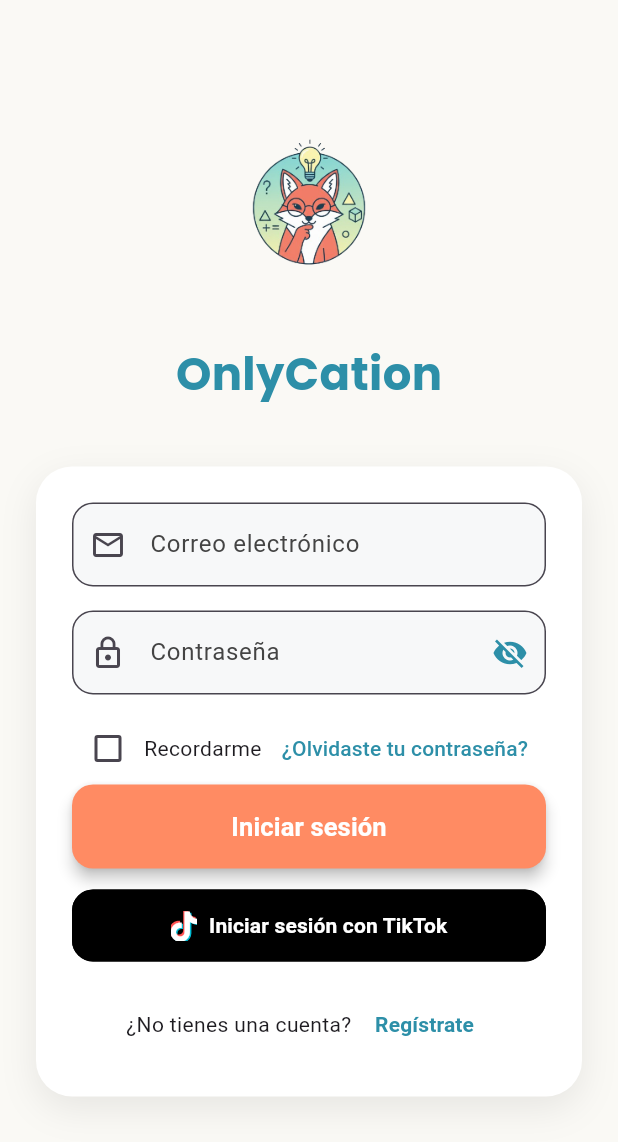
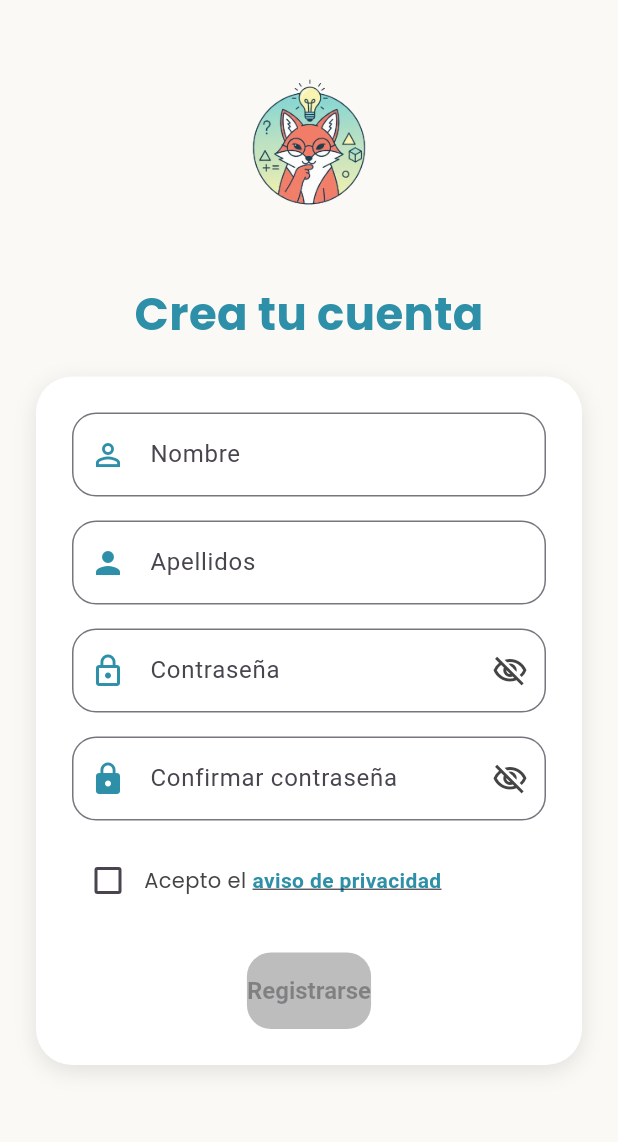
Before and after one commit to alexander1939/OnlycationApp, a Flutter app: the screen it shows after launch, after a tap on "Regístrate", on a phone screen of 412 x 824 dp. Shown: the top 1142 px of the screen. Run offline on Flutter 3.47's test engine with Material 3 defaults, Android fonts, the light colour scheme and no system bars; our stand-ins replace dio, google_fonts, shared_preferences.

Commit message:
feat: Diseño pagina de registro de usuario

```diff
--- /dev/null
+++ b/devtools_options.yaml
@@ -0,0 +1,3 @@
+description: This file stores settings for Dart & Flutter DevTools.
+documentation: https://docs.flutter.dev/tools/devtools/extensions#configure-extension-enablement-states
+extensions:
--- a/lib/main.dart
+++ b/lib/main.dart
@@ -5,10 +5,11 @@
 
 import 'core/theme/app_theme.dart';
 import 'core/constants/app_constants.dart';
-import 'presentation/screens/auth/login_screen.dart';
 import 'data/repositories/auth_repository_impl.dart';
 import 'domain/repositories/auth_repository.dart';
 import 'presentation/viewmodels/auth/login_viewmodel.dart';
+import 'routes/app_router.dart';
+import 'routes/route_names.dart';
 
 void main() async {
   WidgetsFlutterBinding.ensureInitialized();
@@ -81,7 +82,8 @@
         theme: AppTheme.lightTheme,
         darkTheme: AppTheme.darkTheme,
         themeMode: ThemeMode.system,
-        home: const LoginScreen(),
+        onGenerateRoute: AppRouter.generateRoute,
+        initialRoute: AppRouteNames.login,
       ),
     );
   }
--- a/lib/presentation/screens/auth/login_screen.dart
+++ b/lib/presentation/screens/auth/login_screen.dart
@@ -1,6 +1,5 @@
 import 'package:flutter/material.dart';
 import 'package:provider/provider.dart';
-import 'package:font_awesome_flutter/font_awesome_flutter.dart';
 import 'package:google_fonts/google_fonts.dart';
 import '../../../routes/route_names.dart';
 import '../../../core/utils/validators.dart';
@@ -107,6 +106,14 @@
                                       color: Color(0xFF2D8FA8), width: 2),
                                 ),
                               ),
+                              style: TextStyle(
+                                color: viewModel.emailController.text.isEmpty
+                                    ? Colors.grey
+                                    : Colors.black,
+                              ),
+                              onChanged: (value) {
+                                setState(() {}); // Esto hace que se reconstruya el TextFormField y cambie el color
+                              },
                               validator: Validators.validateEmail,
                             ),
                             const SizedBox(height: 16),
@@ -147,6 +154,14 @@
                                       color: Color(0xFF2D8FA8), width: 2),
                                 ),
                               ),
+                              style: TextStyle(
+                                color: viewModel.passwordController.text.isEmpty
+                                    ? Colors.grey
+                                    : Colors.black,
+                              ),
+                              onChanged: (value) {
+                                setState(() {}); // Esto hace que se reconstruya el TextFormField y cambie el color
+                              },
                               validator: Validators.validatePassword,
                             ),
                             const SizedBox(height: 12),
@@ -162,9 +177,15 @@
                                       onChanged: viewModel.toggleRememberMe,
                                       activeColor: const Color(0xFF8ED4BE),
                                     ),
-                                    const Text('Recordarme'),
-                                  ],
-                                ),
+                                    const Text('Recordarme',
+                                    style: TextStyle(
+                                      color: Color(0xFF444444),
+                                      fontSize: 14,
+                                      fontWeight: FontWeight.w600,
+                                    ),
+                                  ),
+                                ],
+                              ),
                                 TextButton(
                                   onPressed: () {
                                     // TODO: Navegar a recuperación
@@ -230,38 +251,14 @@
 
                             const SizedBox(height: 14),
 
-                            // Botón TikTok mejorado
+                            // Botón TikTok
                             OutlinedButton.icon(
                               onPressed: viewModel.isLoading
                                   ? null
                                   : () {
                                       // TODO: Implementar TikTok OAuth
                                     },
-                              icon: Stack(
-                                children: const [
-                                  Positioned(
-                                      left: 1,
-                                      top: 1,
-                                      child: FaIcon(
-                                        FontAwesomeIcons.tiktok,
-                                        color: Colors.cyan,
-                                        size: 20,
-                                      )),
-                                  Positioned(
-                                      right: 1,
-                                      bottom: 1,
-                                      child: FaIcon(
-                                        FontAwesomeIcons.tiktok,
-                                        color: Colors.redAccent,
-                                        size: 20,
-                                      )),
-                                  FaIcon(
-                                    FontAwesomeIcons.tiktok,
-                                    color: Colors.white,
-                                    size: 20,
-                                  ),
-                                ],
-                              ),
+                              icon: const Icon(Icons.music_note, color: Colors.white, size: 20),
                               label: const Text(
                                 'Iniciar sesión con TikTok',
                                 style: TextStyle(
@@ -287,10 +284,17 @@
                             Row(
                               mainAxisAlignment: MainAxisAlignment.center,
                               children: [
-                                const Text('¿No tienes una cuenta? '),
+                                const Text('¿No tienes una cuenta? ',
+                                style: TextStyle(
+                                  color: Color(0xFF444444),
+                                  fontSize: 14,
+                                  fontWeight: FontWeight.w600,
+                                ),
+                              ),
                                 TextButton(
                                   onPressed: () {
-                                    // TODO: Ir a registro
+                                    Navigator.pushNamed(
+                                        context, AppRouteNames.register);
                                   },
                                   child: const Text(
                                     'Regístrate',
--- /dev/null
+++ b/lib/presentation/screens/auth/register_screen.dart
@@ -0,0 +1,301 @@
+import 'package:flutter/material.dart';
+import 'package:google_fonts/google_fonts.dart';
+import 'package:flutter/services.dart';
+
+class RegisterScreen extends StatefulWidget {
+  const RegisterScreen({super.key});
+
+  @override
+  State<RegisterScreen> createState() => _RegisterScreenState();
+}
+
+class _RegisterScreenState extends State<RegisterScreen> {
+  final _formKey = GlobalKey<FormState>();
+  final _nombreController = TextEditingController();
+  final _apellidosController = TextEditingController();
+  final _passwordController = TextEditingController();
+  final _confirmPasswordController = TextEditingController();
+
+  bool _obscurePassword = true;
+  bool _obscureConfirm = true;
+  bool _acceptedPrivacy = false;
+
+  // Validador de contraseña
+  bool _validatePassword(String value) {
+    final hasUppercase = value.contains(RegExp(r'[A-Z]'));
+    final hasSpecial = value.contains(RegExp(r'[!@#\$&*~%^+=?¿.,;:_-]'));
+    final hasMinLength = value.length >= 8;
+    return hasUppercase && hasSpecial && hasMinLength;
+  }
+
+  @override
+  Widget build(BuildContext context) {
+    final size = MediaQuery.of(context).size;
+
+    return Scaffold(
+      backgroundColor: const Color(0xFFFAF9F5),
+      body: Container(
+        width: double.infinity,
+        height: size.height,
+        color: const Color(0xFFFAF9F5),
+        child: SafeArea(
+          child: SingleChildScrollView(
+            physics: const BouncingScrollPhysics(),
+            padding: const EdgeInsets.symmetric(horizontal: 24, vertical: 24),
+            child: Column(
+              crossAxisAlignment: CrossAxisAlignment.stretch,
+              children: [
+                // --- Logo y título ---
+                Column(
+                  children: [
+                    ClipRRect(
+                      borderRadius: BorderRadius.circular(120),
+                      child: Image.asset(
+                        'assets/images/logo.png',
+                        height: 140,
+                        fit: BoxFit.contain,
+                        errorBuilder: (context, error, stackTrace) =>
+                            const FlutterLogo(size: 140),
+                      ),
+                    ),
+                    const SizedBox(height: 24),
+                    Text(
+                      'Crea tu cuenta',
+                      style: GoogleFonts.poppins(
+                        color: const Color(0xFF2D8FA8),
+                        fontSize: 30,
+                        fontWeight: FontWeight.w700,
+                      ),
+                    ),
+                    const SizedBox(height: 20),
+                  ],
+                ),
+
+                // --- Formulario ---
+                Container(
+                  padding: const EdgeInsets.all(24),
+                  decoration: BoxDecoration(
+                    color: Colors.white,
+                    borderRadius: BorderRadius.circular(24),
+                    boxShadow: [
+                      BoxShadow(
+                        color: Colors.black.withOpacity(0.1),
+                        blurRadius: 12,
+                        offset: const Offset(0, 4),
+                      ),
+                    ],
+                  ),
+                  child: Form(
+                    key: _formKey,
+                    child: Column(
+                      children: [
+                        // Nombre
+                        TextFormField(
+                          controller: _nombreController,
+                          decoration: InputDecoration(
+                            prefixIcon: const Icon(Icons.person_outline,
+                                color: Color(0xFF2D8FA8)),
+                            labelText: 'Nombre',
+                            border: OutlineInputBorder(
+                              borderRadius: BorderRadius.circular(16),
+                            ),
+                          ),
+                          style: TextStyle(
+                            color: _nombreController.text.isEmpty
+                                ? Colors.grey
+                                : Colors.black,
+                          ),
+                          onChanged: (value) {
+                            setState(() {}); // Esto hace que se reconstruya el TextFormField y cambie el color
+                          },
+                          validator: (value) =>
+                              value!.isEmpty ? 'Ingrese su nombre' : null,
+                        ),
+                        const SizedBox(height: 16),
+
+                        // Apellidos
+                        TextFormField(
+                          controller: _apellidosController,
+                          decoration: InputDecoration(
+                            prefixIcon: const Icon(Icons.person,
+                                color: Color(0xFF2D8FA8)),
+                            labelText: 'Apellidos',
+                            border: OutlineInputBorder(
+                              borderRadius: BorderRadius.circular(16),
+                            ),
+                          ),
+                          style: TextStyle(
+                            color: _apellidosController.text.isEmpty
+                                ? Colors.grey
+                                : Colors.black,
+                          ),
+                          onChanged: (value) {
+                            setState(() {}); // Esto hace que se reconstruya el TextFormField y cambie el color
+                          },
+                          validator: (value) =>
+                              value!.isEmpty ? 'Ingrese sus apellidos' : null,
+                        ),
+                        const SizedBox(height: 16),
+
+                        // Contraseña
+                        TextFormField(
+                          controller: _passwordController,
+                          obscureText: _obscurePassword,
+                          decoration: InputDecoration(
+                            prefixIcon: const Icon(Icons.lock_outline,
+                                color: Color(0xFF2D8FA8)),
+                            labelText: 'Contraseña',
+                            border: OutlineInputBorder(
+                              borderRadius: BorderRadius.circular(16),
+                            ),
+                            suffixIcon: IconButton(
+                              icon: Icon(
+                                _obscurePassword
+                                    ? Icons.visibility_off_outlined
+                                    : Icons.visibility_outlined,
+                                color: const Color(0xFF444444),
+                              ),
+                              onPressed: () {
+                                setState(() {
+                                  _obscurePassword = !_obscurePassword;
+                                });
+                              },
+                            ),
+                          ),
+                          style: TextStyle(
+                            color: _passwordController.text.isEmpty
+                                ? Colors.grey
+                                : Colors.black,
+                          ),
+                          onChanged: (value) {
+                            setState(() {}); // Esto hace que se reconstruya el TextFormField y cambie el color
+                          },
+                          validator: (value) {
+                            if (value == null || value.isEmpty) {
+                              return 'Ingrese una contraseña';
+                            } else if (!_validatePassword(value)) {
+                              return 'Debe tener al menos 8 caracteres,\nuna mayúscula y un caracter especial';
+                            }
+                            return null;
+                          },
+                        ),
+                        const SizedBox(height: 16),
+
+                        // Confirmar contraseña
+                        TextFormField(
+                          controller: _confirmPasswordController,
+                          obscureText: _obscureConfirm,
+                          decoration: InputDecoration(
+                            prefixIcon: const Icon(Icons.lock,
+                                color: Color(0xFF2D8FA8)),
+                            labelText: 'Confirmar contraseña',
+                            border: OutlineInputBorder(
+                              borderRadius: BorderRadius.circular(16),
+                            ),
+                            suffixIcon: IconButton(
+                              icon: Icon(
+                                _obscureConfirm
+                                    ? Icons.visibility_off_outlined
+                                    : Icons.visibility_outlined,
+                                color: const Color(0xFF444444),
+                              ),
+                              onPressed: () {
+                                setState(() {
+                                  _obscureConfirm = !_obscureConfirm;
+                                });
+                              },
+                            ),
+                          ),
+                          style: TextStyle(
+                            color: _confirmPasswordController.text.isEmpty
+                                ? Colors.grey
+                                : Colors.black,
+                          ),
+                          onChanged: (value) {
+                            setState(() {}); // Esto hace que se reconstruya el TextFormField y cambie el color
+                          },
+                          validator: (value) {
+                            if (value != _passwordController.text) {
+                              return 'Las contraseñas no coinciden';
+                            }
+                            return null;
+                          },
+                        ),
+                        const SizedBox(height: 16),
+
+                        // Checkbox de privacidad
+                        Row(
+                          children: [
+                            Checkbox(
+                              value: _acceptedPrivacy,
+                              activeColor: const Color(0xFF444444),
+                              onChanged: (value) {
+                                setState(() {
+                                  _acceptedPrivacy = value ?? false;
+                                });
+                              },
+                            ),
+                            Expanded(
+                              child: Text.rich(
+                                TextSpan(
+                                  text: 'Acepto el ',
+                                  style: GoogleFonts.poppins(fontSize: 14, color: const Color(0xFF444444),
+                                  ),
+                                  children: [
+                                    TextSpan(
+                                      text: 'aviso de privacidad',
+                                      style: const TextStyle(
+                                        color: Color(0xFF2D8FA8),
+                                        fontWeight: FontWeight.w600,
+                                        decoration: TextDecoration.underline,
+                                      ),
+                                    ),
+                                  ],
+                                ),
+                              ),
+                            ),
+                          ],
+                        ),
+                        const SizedBox(height: 24),
+
+                        // Botón de registro
+                        ElevatedButton(
+                          onPressed: _acceptedPrivacy
+                              ? () {
+                                  if (_formKey.currentState!.validate()) {
+                                    // Aquí irá tu lógica de registro
+                                    ScaffoldMessenger.of(context).showSnackBar(
+                                      const SnackBar(
+                                          content: Text('Registrando usuario...')),
+                                    );
+                                  }
+                                }
+                              : null,
+                          style: ElevatedButton.styleFrom(
+                            backgroundColor: const Color(0xFF2D8FA8),
+                            foregroundColor: Colors.white,
+                            padding: const EdgeInsets.symmetric(vertical: 16),
+                            textStyle: const TextStyle(
+                              fontWeight: FontWeight.bold,
+                              fontSize: 16,
+                            ),
+                            shape: RoundedRectangleBorder(
+                              borderRadius: BorderRadius.circular(16),
+                            ),
+                            disabledBackgroundColor:
+                                Colors.grey.shade400, // si no acepta privacidad
+                          ),
+                          child: const Text('Registrarse'),
+                        ),
+                      ],
+                    ),
+                  ),
+                ),
+              ],
+            ),
+          ),
+        ),
+      ),
+    );
+  }
+}
--- a/lib/routes/app_router.dart
+++ b/lib/routes/app_router.dart
@@ -1,6 +1,7 @@
 import 'package:flutter/material.dart';
 import 'package:onlycation_app/presentation/screens/auth/login_screen.dart';
 import 'package:onlycation_app/routes/route_names.dart';
+import 'package:onlycation_app/presentation/screens/auth/register_screen.dart';
 
 // Placeholder for the splash screen
 class SplashScreen extends StatelessWidget {
@@ -33,6 +34,8 @@
         return MaterialPageRoute(builder: (_) => const SplashScreen());
       case AppRouteNames.login:
         return MaterialPageRoute(builder: (_) => const LoginScreen());
+      case AppRouteNames.register:
+        return MaterialPageRoute(builder: (_) => const RegisterScreen());
       case AppRouteNames.home:
         return MaterialPageRoute(builder: (_) => const HomeScreen());
       // Add more routes here
--- a/pubspec.yaml
+++ b/pubspec.yaml
@@ -35,8 +35,6 @@
   cupertino_icons: ^1.0.8
   flutter_svg: ^2.0.10+1
   cached_network_image: ^3.3.1
-  font_awesome_flutter: ^10.5.0
-  flutter_animate: ^4.2.0
   google_fonts: ^6.2.1
 
   # State Management & Dependency Injection
@@ -91,7 +89,6 @@
   assets:
     - assets/images/
     - assets/icons/
-    - .env
 
   # An image asset can refer to one or more resolution-specific "variants", see
   # https://flutter.dev/to/resolution-aware-images
```
Also changed, not shown: pubspec.lock.
